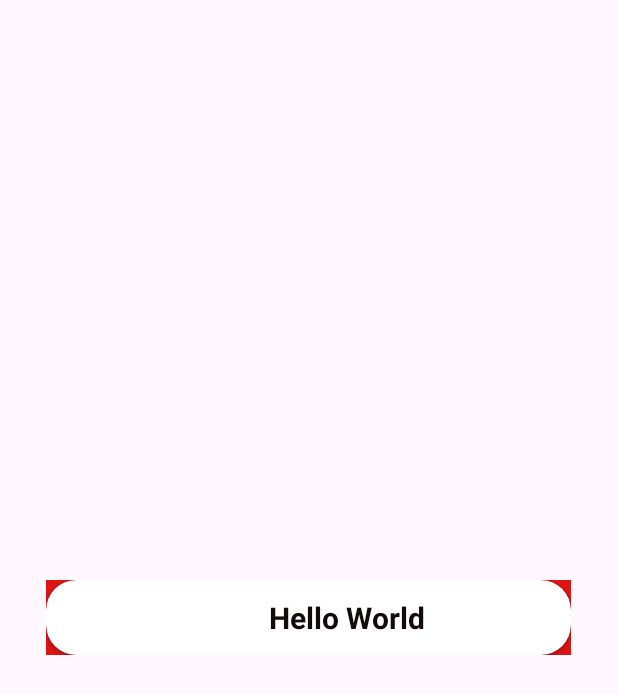
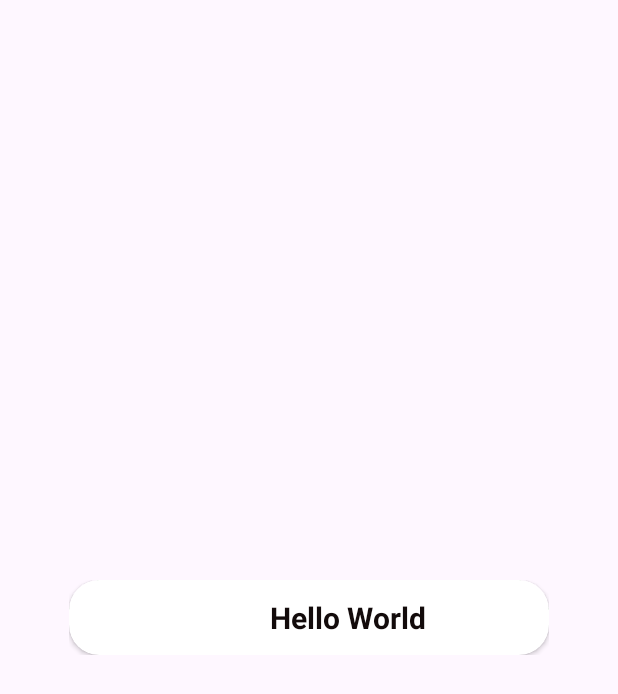
Before and after one commit to ANIKETH232323/Animated-Toast-Library, an Android app: the layout custom_toast.xml on its own in the app's theme, with its tools: preview values and no code run, on a phone screen of 412 x 824 dp. Shown: the top 694 px of the screen. Run offline under Robolectric (Android 15) with nearby library versions, the phone set to English and light mode, and no system bars.

Commit message:
Initial commit

```diff
--- a/AnimeToast/src/main/java/com/example/animetoast/AnimeToasty.java
+++ b/AnimeToast/src/main/java/com/example/animetoast/AnimeToasty.java
@@ -5,6 +5,7 @@ import android.app.Application;
 import android.content.Context;
 import android.view.LayoutInflater;
 import android.view.View;
+import android.widget.FrameLayout;
 import android.widget.LinearLayout;
 import android.widget.TextView;
 import android.widget.Toast;
@@ -26,7 +27,7 @@ public class AnimeToasty extends Toast {
         super(context);
     }
 
-    public static Toast makeToast(Context context,String msg,int animation,int background,int duration){
+    public static Toast makeToast(Context context,String msg,int animation,int duration){
 
         Toast toast = new Toast(context);
 
@@ -37,7 +38,7 @@ public class AnimeToasty extends Toast {
         TextView textView = view.findViewById(R.id.text);
 
         textView.setText(msg);
-        constraintLayout.setBackgroundResource(background);
+//        constraintLayout.setBackgroundResource(background);
         lottieAnimationView.setAnimation(animation);
         lottieAnimationView.playAnimation();
 
--- /dev/null
+++ b/AnimeToast/src/main/res/drawable/shape.xml
@@ -0,0 +1,19 @@
+<?xml version="1.0" encoding="utf-8"?>
+<layer-list xmlns:android="http://schemas.android.com/apk/res/android" >
+
+    <!-- "shadow" -->
+    <item>
+        <shape android:shape="rectangle" >
+            <solid android:color="#388E3C"/>
+            <corners android:radius="200dp" />
+        </shape>
+    </item>
+
+    <item android:bottom="4px">
+        <shape android:shape="rectangle">
+            <solid android:color="#4CAF50" />
+            <corners android:radius="200dp"/>
+        </shape>
+    </item>
+
+</layer-list>
--- a/AnimeToast/src/main/res/layout/custom_toast.xml
+++ b/AnimeToast/src/main/res/layout/custom_toast.xml
@@ -1,10 +1,11 @@
 <?xml version="1.0" encoding="utf-8"?>
 <androidx.constraintlayout.widget.ConstraintLayout xmlns:android="http://schemas.android.com/apk/res/android"
-    android:layout_width="350dp"
+    android:layout_width="320dp"
     android:layout_height="wrap_content"
     android:id="@+id/cons"
-    android:background="#DC1414"
+
     android:layout_gravity="center"
+    android:background="@drawable/shape"
     xmlns:app="http://schemas.android.com/apk/res-auto">
 
     <androidx.cardview.widget.CardView
@@ -13,7 +14,6 @@
         app:layout_constraintBottom_toBottomOf="parent"
         app:layout_constraintEnd_toEndOf="parent"
         app:cardCornerRadius="20dp"
-        android:background="#BDB3B3"
         app:layout_constraintStart_toStartOf="parent"
         app:layout_constraintTop_toTopOf="parent">
 
--- a/app/src/main/java/com/example/animatedtoast/MainActivity.java
+++ b/app/src/main/java/com/example/animatedtoast/MainActivity.java
@@ -16,7 +16,7 @@ public class MainActivity extends AppCompatActivity {
 
     public void Wrong(View view) {
         AnimeToasty.makeToast(this,"You Passed",R.raw.checkright,
-                android.R.color.transparent,AnimeToasty.LENGTH_SHORT).show();
+                AnimeToasty.LENGTH_SHORT).show();
     }
 
     public void Right(View view) {
--- a/app/src/main/res/values/themes.xml
+++ b/app/src/main/res/values/themes.xml
@@ -6,4 +6,5 @@
     </style>
 
     <style name="Theme.AnimatedToast" parent="Base.Theme.AnimatedToast" />
+
 </resources>
```
